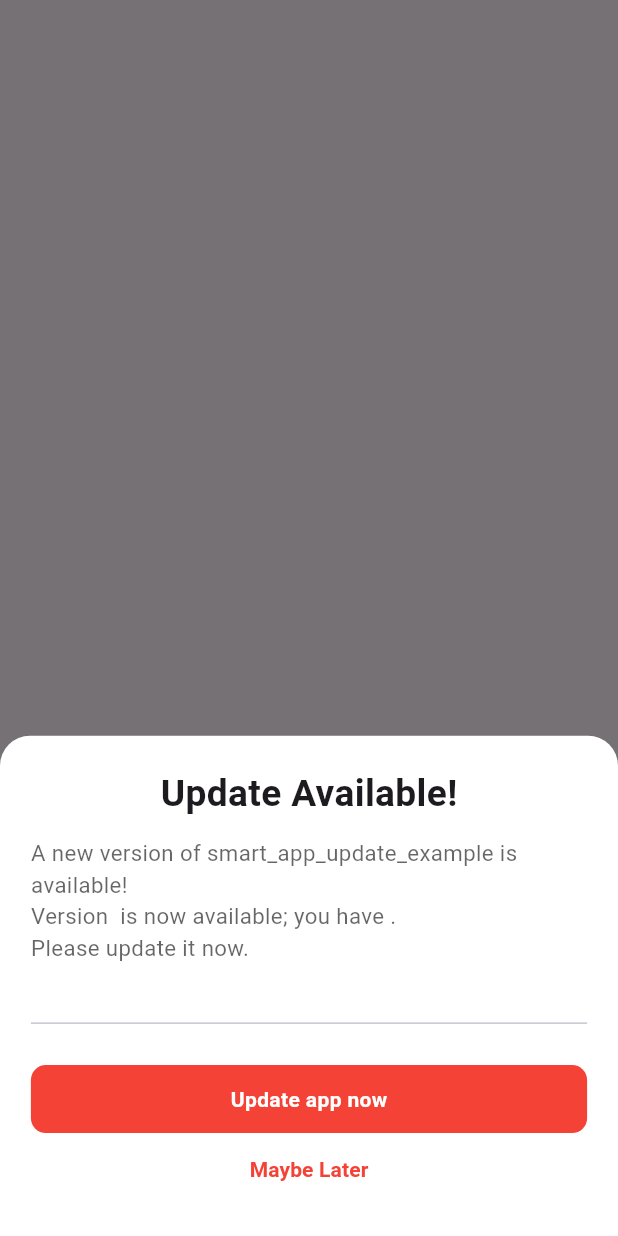
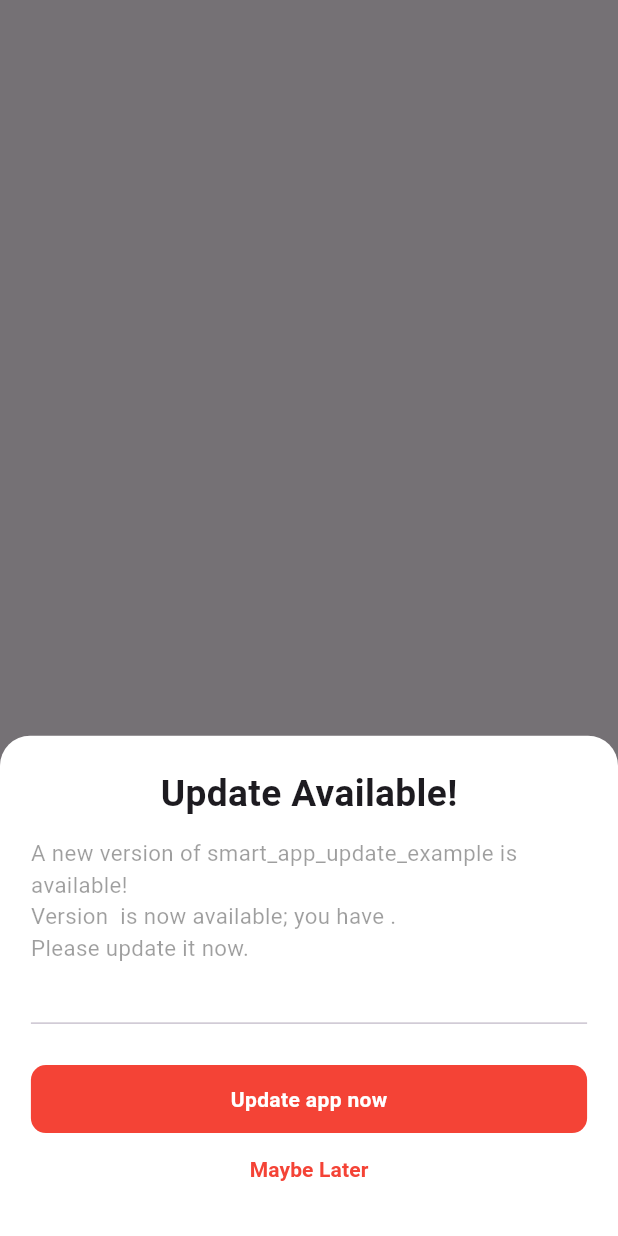
Before and after one commit to akhileshgoswami/smart_app_update, a Flutter app: what showUpdateDialog() shows on an empty page, opened directly with empty values, on a phone screen of 412 x 824 dp. Run offline on Flutter 3.47's test engine with Material 3 defaults, Android fonts, the phone set to English and light mode, and no system bars; our stand-ins replace get, package_info_plus, shared_preferences; accounts and stored records are empty; network calls fail.

Commit message:
Fix warnings for pub.dev

```diff
--- a/lib/src/app_update_manager.dart
+++ b/lib/src/app_update_manager.dart
@@ -1,7 +1,5 @@
 import 'dart:convert';
-import 'dart:developer';
 import 'dart:io';
-
 import 'package:flutter/material.dart';
 import 'package:http/http.dart' as http;
 import 'package:package_info_plus/package_info_plus.dart';
--- a/lib/src/ui/update_bottom_sheet.dart
+++ b/lib/src/ui/update_bottom_sheet.dart
@@ -53,7 +53,7 @@ class UpdateBottomSheet {
                 'Please update it now.',
                 style: TextStyle(
                   fontSize: Get.height * 0.018, // ✅ replaced SizeConfig
-                  color: Colors.black.withOpacity(0.6),
+                  color: Colors.black38,
                 ),
                 textAlign: TextAlign.start,
               ),
@@ -62,7 +62,7 @@ class UpdateBottomSheet {
                       notes ?? '',
                       style: TextStyle(
                         fontSize: Get.height * 0.018, // ✅ replaced SizeConfig
-                        color: Colors.black.withOpacity(0.6),
+                             color: Colors.black38,
                       ),
                       textAlign: TextAlign.start,
                     )
```
